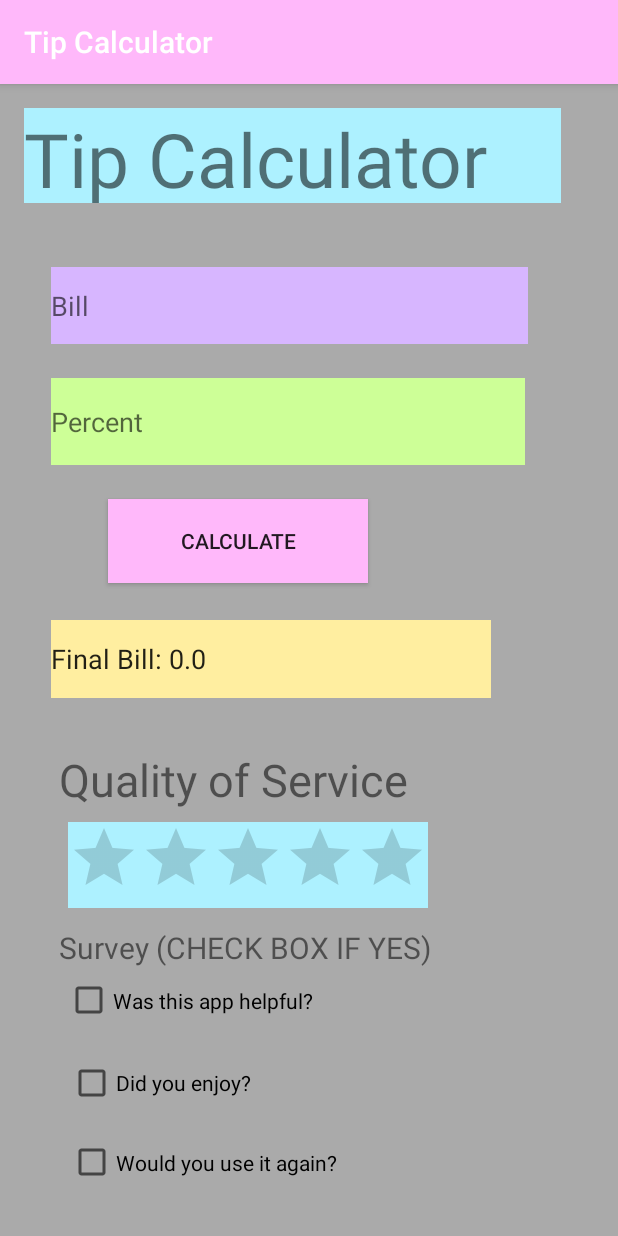
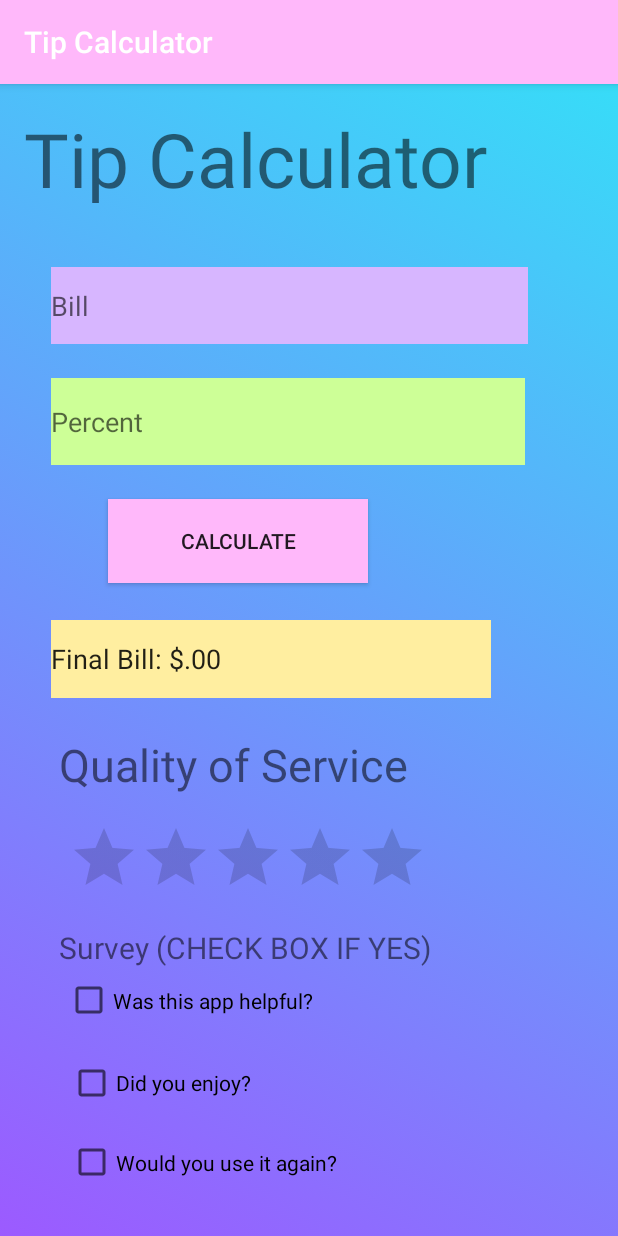
Before and after one commit to anushkadewoolkar/TipCalculator, an Android app: the screen it shows after launch (MainActivity), after a tap on "CALCULATE", on a phone screen of 412 x 824 dp. Run offline under Robolectric (Android 15) with nearby library versions, the phone set to English and light mode, and no system bars; 2 statements that could not run were skipped.

Commit message:
FINAL PROJECT - DEWOOLKAR

```diff
--- a/app/src/main/java/com/example/tipcalculator/MainActivity.java
+++ b/app/src/main/java/com/example/tipcalculator/MainActivity.java
@@ -18,14 +18,15 @@ public class MainActivity extends AppCompatActivity {
         super.onCreate(savedInstanceState);
         setContentView(R.layout.activity_main);
 
-//        ConstraintLayout constraintLayout = findViewById(R.id.layout);
-//        AnimationDrawable animationDrawable = (AnimationDrawable) constraintLayout.getBackground();
-//        animationDrawable.setEnterFadeDuration(2000);
-//        animationDrawable.setExitFadeDuration(4000);
-//        animationDrawable.start();
+        ConstraintLayout constraintLayout = findViewById(R.id.layout);
+        AnimationDrawable animationDrawable = (AnimationDrawable) constraintLayout.getBackground();
+        animationDrawable.setEnterFadeDuration(2000);
+        animationDrawable.setExitFadeDuration(4000);
+        animationDrawable.start();
     }
 
     public void calculate(View v){
+        DecimalFormat df = new DecimalFormat("$#.00");
         EditText bill = (EditText) findViewById(R.id.editText);
         EditText tip = (EditText) findViewById(R.id.editText2);
         EditText percent = (EditText) findViewById(R.id.editText2);
@@ -38,7 +39,7 @@ public class MainActivity extends AppCompatActivity {
         double addedBill = billNumber * (tipNumber/100);
         double totalBill = addedBill + billNumber;
 
-        finalBill.setText("Final Bill: " + totalBill);
+        finalBill.setText("Final Bill: " + df.format(totalBill));
 
     }
 }
--- a/app/src/main/res/drawable/gradient_1.xml
+++ b/app/src/main/res/drawable/gradient_1.xml
@@ -1,8 +1,8 @@
 <?xml version="1.0" encoding="utf-8"?>
 <shape xmlns:android="http://schemas.android.com/apk/res/android">
     <gradient
-        android:angle="40"
-        android:startColor="#FF00FF"
-        android:endColor="#FFFFFF"/>
+        android:angle="45"
+        android:startColor="#9C5AFF"
+        android:endColor="#37DCF8"></gradient>
 
 </shape>
--- a/app/src/main/res/drawable/gradient_2.xml
+++ b/app/src/main/res/drawable/gradient_2.xml
@@ -1,8 +1,8 @@
 <?xml version="1.0" encoding="utf-8"?>
 <shape xmlns:android="http://schemas.android.com/apk/res/android">
     <gradient
-        android:angle="200"
-        android:startColor="#35FF37"
-        android:endColor="#156BC1"/>
+        android:angle="45"
+        android:startColor="#FFEC3C"
+        android:endColor="#52FF67"></gradient>
 
 </shape>
--- a/app/src/main/res/drawable/gradient_list.xml
+++ b/app/src/main/res/drawable/gradient_list.xml
@@ -2,9 +2,9 @@
 <animation-list xmlns:android="http://schemas.android.com/apk/res/android">
 
     <item android:drawable="@drawable/gradient_1"
-        android:duration="4000"/>
+        android:duration="4000"></item>
     <item android:drawable="@drawable/gradient_2"
-        android:duration="4000"/>
+        android:duration="4000"></item>
 
 
 
--- a/app/src/main/res/layout/activity_main.xml
+++ b/app/src/main/res/layout/activity_main.xml
@@ -5,7 +5,7 @@
     android:layout_width="match_parent"
     android:layout_height="match_parent"
     android:id="@+id/layout"
-    android:background="@android:color/darker_gray"
+    android:background="@drawable/gradient_list"
     tools:context=".MainActivity">
 
     <EditText
@@ -69,7 +69,7 @@
         app:layout_constraintHorizontal_bias="0.361"
         app:layout_constraintStart_toStartOf="parent"
         app:layout_constraintTop_toTopOf="parent"
-        app:layout_constraintVertical_bias="0.621" />
+        app:layout_constraintVertical_bias="0.607" />
 
     <EditText
         android:id="@+id/editText6"
--- a/app/src/main/res/values/colors.xml
+++ b/app/src/main/res/values/colors.xml
@@ -1,7 +1,7 @@
 <?xml version="1.0" encoding="utf-8"?>
 <resources>
     <color name="colorPrimary">#FFB8FA</color>
-    <color name="colorPrimaryDark">#ADF1FF</color>
+    <color name="colorPrimaryDark">#00ADF1FF</color>
     <color name="colorAccent">#CDFF97</color>
     <color name="colorFun">#D7B6FF</color>
     <color name="colorAwesome">#FFEEA0</color>
```
